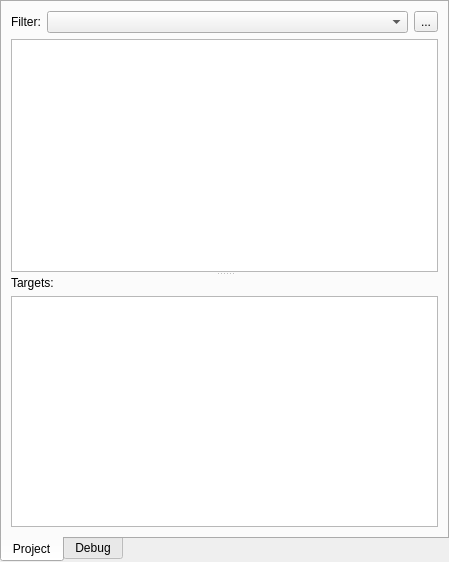
martinribelotta/embedded-ide, file documentview.ui: the form before one commit.
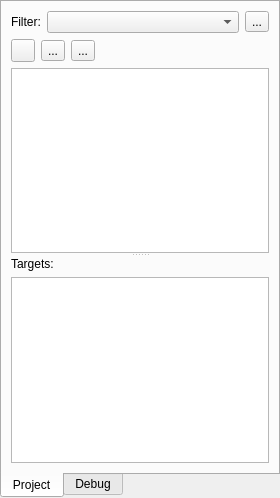
The form after the commit. Icons and pictures are not drawn. Custom widgets are drawn as their Qt base class.

What changed in the file:
```diff
--- a/documentview.ui
+++ b/documentview.ui
@@ -6,8 +6,8 @@
    <rect>
     <x>0</x>
     <y>0</y>
-    <width>449</width>
-    <height>562</height>
+    <width>280</width>
+    <height>498</height>
    </rect>
   </property>
   <property name="windowTitle">
@@ -76,6 +76,62 @@
              </item>
             </layout>
            </item>
+           <item>
+            <layout class="QHBoxLayout" name="horizontalLayout_3">
+             <item>
+              <widget class="QToolButton" name="toolButton_documentNew">
+               <property name="toolTip">
+                <string>&lt;html&gt;&lt;head/&gt;&lt;body&gt;&lt;p&gt;Document New&lt;/p&gt;&lt;/body&gt;&lt;/html&gt;</string>
+               </property>
+               <property name="icon">
+                <iconset resource="resources.qrc">
+                 <normaloff>:/icon-theme/icon-theme/document-new.png</normaloff>:/icon-theme/icon-theme/document-new.png</iconset>
+               </property>
+              </widget>
+             </item>
+             <item>
+              <widget class="QToolButton" name="toolButton_folderNew">
+               <property name="toolTip">
+                <string>&lt;html&gt;&lt;head/&gt;&lt;body&gt;&lt;p&gt;Folder New&lt;/p&gt;&lt;/body&gt;&lt;/html&gt;</string>
+               </property>
+               <property name="text">
+                <string>...</string>
+               </property>
+               <property name="icon">
+                <iconset resource="resources.qrc">
+                 <normaloff>:/icon-theme/icon-theme/folder-new.png</normaloff>:/icon-theme/icon-theme/folder-new.png</iconset>
+               </property>
+              </widget>
+             </item>
+             <item>
+              <widget class="QToolButton" name="toolButton_elementDel">
+               <property name="toolTip">
+                <string>&lt;html&gt;&lt;head/&gt;&lt;body&gt;&lt;p&gt;Remove File/Folder&lt;/p&gt;&lt;/body&gt;&lt;/html&gt;</string>
+               </property>
+               <property name="text">
+                <string>...</string>
+               </property>
+               <property name="icon">
+                <iconset resource="resources.qrc">
+                 <normaloff>:/icon-theme/icon-theme/process-stop.png</normaloff>:/icon-theme/icon-theme/process-stop.png</iconset>
+               </property>
+              </widget>
+             </item>
+             <item>
+              <spacer name="horizontalSpacer">
+               <property name="orientation">
+                <enum>Qt::Horizontal</enum>
+               </property>
+               <property name="sizeHint" stdset="0">
+                <size>
+                 <width>40</width>
+                 <height>20</height>
+                </size>
+               </property>
+              </spacer>
+             </item>
+            </layout>
+           </item>
            <item>
             <widget class="QTreeView" name="treeView">
              <property name="editTriggers">
@@ -131,7 +187,17 @@
    </item>
   </layout>
  </widget>
- <resources/>
+ <customwidgets>
+  <customwidget>
+   <class>DebugInterface</class>
+   <extends>QWidget</extends>
+   <header>debuginterface.h</header>
+   <container>1</container>
+  </customwidget>
+ </customwidgets>
+ <resources>
+  <include location="resources.qrc"/>
+ </resources>
  <connections/>
  <slots>
   <signal>buildProject()</signal>
```
Left out of the diff: 3 changed lines with no effect on the pictures.
